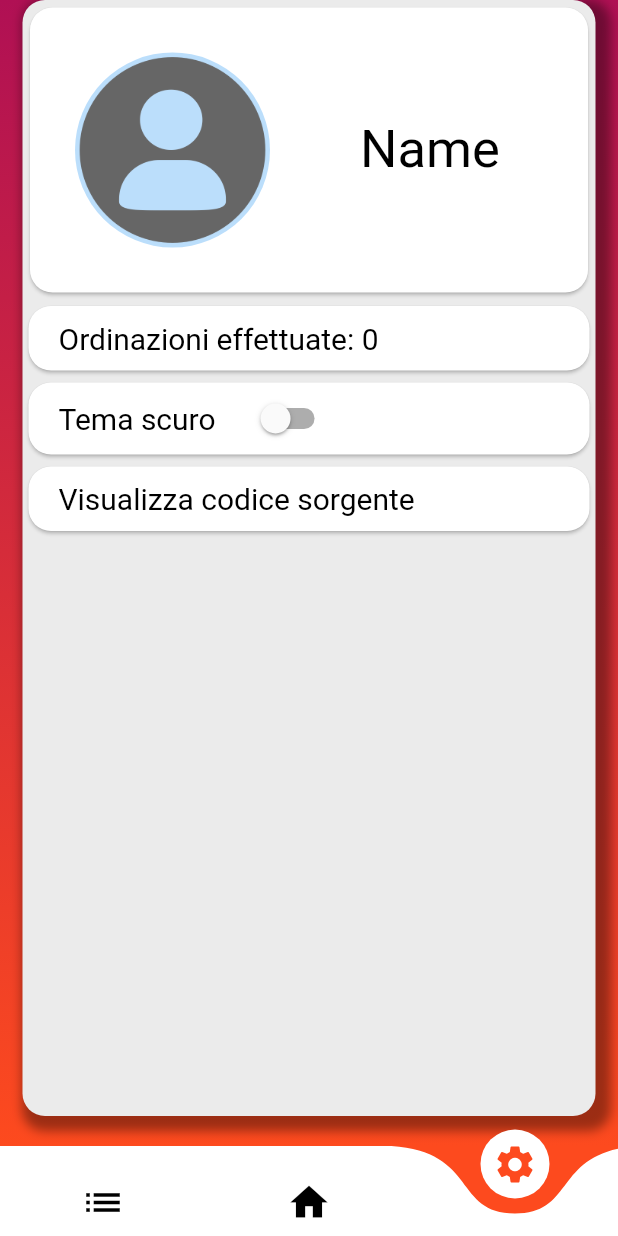
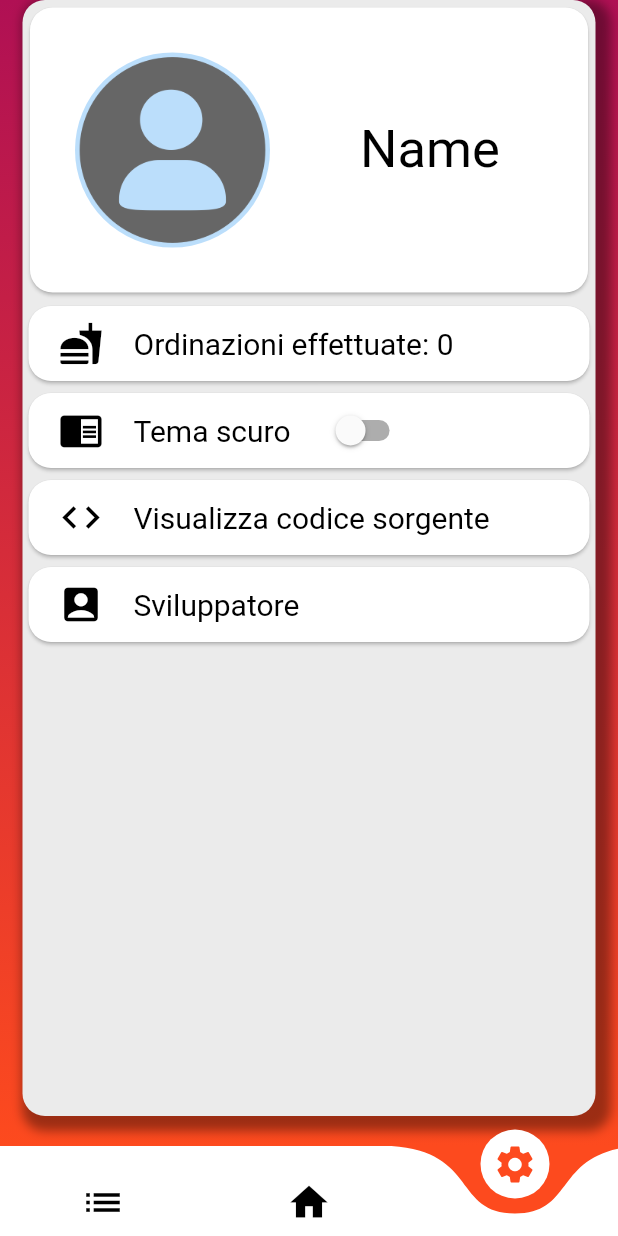
Before and after one commit to Il-Messia/PizzMe, a Flutter app: the screen it shows after launch, item 3 of the bottom bar chosen, on a phone screen of 412 x 824 dp. Run offline on Flutter 3.47's test engine with Material 2 defaults, Android fonts, the phone set to English and light mode, and no system bars; drawn by our look-alikes of curved_navigation_bar; our stand-ins replace rflutter_alert, shared_preferences; missing offline and left inert: gradient_text, swipedetector.

Commit message:
end setting page

```diff
--- a/lib/pages/settingPage.dart
+++ b/lib/pages/settingPage.dart
@@ -2,6 +2,7 @@ import 'package:flutter/material.dart';
 import 'package:flutter/services.dart';
 import 'package:pizzme/res/colori.dart';
 import 'package:pizzme/res/values.dart';
+import 'package:rflutter_alert/rflutter_alert.dart';
 import 'package:shared_preferences/shared_preferences.dart';
 import 'package:url_launcher/url_launcher.dart';
 
@@ -21,21 +22,7 @@ class _SettingPageState extends State<SettingPage> {
     super.initState();
   }
 
-  Future<bool> _getIntFromShared() async{
-    final shared = await SharedPreferences.getInstance();
-    final result = shared.getBool(values.getKeyTheme());
-    if(result == null){
-      print("First time startUp");
-      this.setDefaultTheme();
-    }else{
-      setState(() {
-        Colori.darkTheme = result;
-      });
-    }
-    return result;
-  }
-
-  Future<void> setDefaultTheme() async{
+  Future<void> setDefaultTheme() async {
     final shared = await SharedPreferences.getInstance();
     await shared.setBool(values.getKeyTheme(), false);
     setState(() {
@@ -43,7 +30,7 @@ class _SettingPageState extends State<SettingPage> {
     });
   }
 
-  Future<void> setDarkTheme() async{
+  Future<void> setDarkTheme() async {
     final shared = await SharedPreferences.getInstance();
     await shared.setBool(values.getKeyTheme(), true);
     setState(() {
@@ -51,20 +38,61 @@ class _SettingPageState extends State<SettingPage> {
     });
   }
 
+  void _showAlert() {
+    var alertStyle = AlertStyle(
+        backgroundColor: Colori.darkTheme
+            ? Colori.darkThemePrimaryColorDark
+            : Colori.lightThemePrimaryColorLight,
+        animationType: AnimationType.fromBottom,
+        alertBorder: RoundedRectangleBorder(
+            borderRadius: BorderRadius.circular(25.0),
+            side: BorderSide(
+                color: Colori.darkTheme
+                    ? Colori.darkThemePrimaryColorDark
+                    : Colori.lightThemePrimaryColorLight)),
+        titleStyle:
+            TextStyle(color: Colori.darkTheme ? Colors.white : Colors.black),
+        descStyle:
+            TextStyle(color: Colori.darkTheme ? Colors.white : Colors.black));
+    Alert(
+      context: context,
+      type: AlertType.warning,
+      title: "ATTENZIONE",
+      style: alertStyle,
+      desc:
+          "E' consigliato riavviare l'app o cambiare schermata per godere al massimo il tema!",
+      buttons: [
+        DialogButton(
+          child: Text(
+            "Okay",
+            style: TextStyle(color: Colors.white, fontSize: 20),
+          ),
+          onPressed: () => Navigator.pop(context),
+          gradient: LinearGradient(
+              colors: [Colori.startGradient, Colori.endGradient]),
+          width: 120,
+        )
+      ],
+    ).show();
+  }
+
   @override
   Widget build(BuildContext context) {
     SystemChrome.setSystemUIOverlayStyle(SystemUiOverlayStyle(
-      systemNavigationBarColor: Colori.darkTheme ? Colori.darkThemePrimaryColorDark:  Colori.lightThemePrimaryColorLight,
-      systemNavigationBarIconBrightness: Colori.darkTheme ? Brightness.light : Brightness.dark,
-      statusBarIconBrightness: Colori.darkTheme ? Brightness.light : Brightness.dark,
+      systemNavigationBarColor: Colori.darkTheme
+          ? Colori.darkThemePrimaryColorDark
+          : Colori.lightThemePrimaryColorLight,
+      systemNavigationBarIconBrightness:
+          Colori.darkTheme ? Brightness.light : Brightness.dark,
+      statusBarIconBrightness:
+          Colori.darkTheme ? Brightness.light : Brightness.dark,
     ));
     return Container(
-      margin: new EdgeInsets.only(
-          left: 15.0,
-          right: 15.0,
-          bottom: 20.0),
+      margin: new EdgeInsets.only(left: 15.0, right: 15.0, bottom: 20.0),
       decoration: new BoxDecoration(
-          color: Colori.darkTheme ? Colori.darkThemePrimaryColorMedium:  Colori.lightThemePrimaryColorDark,
+          color: Colori.darkTheme
+              ? Colori.darkThemePrimaryColorMedium
+              : Colori.lightThemePrimaryColorDark,
           borderRadius: new BorderRadius.all(Radius.circular(15.0)),
           boxShadow: [
             new BoxShadow(
@@ -80,8 +108,11 @@ class _SettingPageState extends State<SettingPage> {
               shape: RoundedRectangleBorder(
                 borderRadius: BorderRadius.circular(15.0),
               ),
-              margin: new EdgeInsets.only(top: 5.0, left : 5.0, right: 5.0, bottom: 5.0),
-              color: Colori.darkTheme ? Colori.darkThemePrimaryColorLight:  Colori.lightThemePrimaryColorLight,
+              margin: new EdgeInsets.only(
+                  top: 5.0, left: 5.0, right: 5.0, bottom: 5.0),
+              color: Colori.darkTheme
+                  ? Colori.darkThemePrimaryColorLight
+                  : Colori.lightThemePrimaryColorLight,
               child: Row(
                 children: <Widget>[
                   Column(
@@ -105,7 +136,9 @@ class _SettingPageState extends State<SettingPage> {
                             textAlign: TextAlign.center,
                             style: new TextStyle(
                               fontSize: 35.0,
-                              color: Colori.darkTheme ? Colors.white:Colors.black,
+                              color: Colori.darkTheme
+                                  ? Colors.white
+                                  : Colors.black,
                               fontFamily: 'Roboto',
                             ),
                           ),
@@ -120,9 +153,25 @@ class _SettingPageState extends State<SettingPage> {
               shape: RoundedRectangleBorder(
                 borderRadius: BorderRadius.circular(15.0),
               ),
-              color: Colori.darkTheme ? Colori.darkThemePrimaryColorLight:  Colori.lightThemePrimaryColorLight,
+              color: Colori.darkTheme
+                  ? Colori.darkThemePrimaryColorLight
+                  : Colori.lightThemePrimaryColorLight,
               child: Row(
                 children: <Widget>[
+                  Column(
+                    children: <Widget>[
+                      Container(
+                          margin: new EdgeInsets.only(
+                              top: 10.0, left: 20.0, bottom: 10.0),
+                          child: Icon(
+                            Icons.fastfood,
+                            color: Colori.darkTheme
+                                ? Colors.white
+                                : Colors.black,
+                            size: 30.0,
+                          )),
+                    ],
+                  ),
                   Column(
                     children: <Widget>[
                       Container(
@@ -132,7 +181,8 @@ class _SettingPageState extends State<SettingPage> {
                           'Ordinazioni effettuate: $_ordinazioni',
                           style: new TextStyle(
                             fontSize: 20.0,
-                            color: Colori.darkTheme ? Colors.white:Colors.black,
+                            color:
+                                Colori.darkTheme ? Colors.white : Colors.black,
                             fontFamily: 'Roboto',
                           ),
                         ),
@@ -146,9 +196,25 @@ class _SettingPageState extends State<SettingPage> {
               shape: RoundedRectangleBorder(
                 borderRadius: BorderRadius.circular(15.0),
               ),
-              color: Colori.darkTheme ? Colori.darkThemePrimaryColorLight:  Colori.lightThemePrimaryColorLight,
+              color: Colori.darkTheme
+                  ? Colori.darkThemePrimaryColorLight
+                  : Colori.lightThemePrimaryColorLight,
               child: Row(
                 children: <Widget>[
+                  Column(
+                    children: <Widget>[
+                      Container(
+                          margin: new EdgeInsets.only(
+                              top: 10.0, left: 20.0, bottom: 10.0),
+                          child: Icon(
+                            Icons.chrome_reader_mode,
+                            color: Colori.darkTheme
+                                ? Colors.white
+                                : Colors.black,
+                            size: 30.0,
+                          )),
+                    ],
+                  ),
                   Column(
                     children: <Widget>[
                       Container(
@@ -158,7 +224,8 @@ class _SettingPageState extends State<SettingPage> {
                           'Tema scuro',
                           style: new TextStyle(
                             fontSize: 20.0,
-                            color: Colori.darkTheme ? Colors.white:Colors.black,
+                            color:
+                                Colori.darkTheme ? Colors.white : Colors.black,
                             fontFamily: 'Roboto',
                           ),
                         ),
@@ -172,10 +239,12 @@ class _SettingPageState extends State<SettingPage> {
                           child: Switch(
                             value: Colori.darkTheme,
                             onChanged: (value) {
-                              if(value){
+                              if (value) {
                                 this.setDarkTheme();
-                              }else{
+                                this._showAlert();
+                              } else {
                                 this.setDefaultTheme();
+                                this._showAlert();
                               }
                             },
                             activeTrackColor: Colori.startGradient,
@@ -190,9 +259,25 @@ class _SettingPageState extends State<SettingPage> {
               shape: RoundedRectangleBorder(
                 borderRadius: BorderRadius.circular(15.0),
               ),
-              color: Colori.darkTheme ? Colori.darkThemePrimaryColorLight:  Colori.lightThemePrimaryColorLight,
+              color: Colori.darkTheme
+                  ? Colori.darkThemePrimaryColorLight
+                  : Colori.lightThemePrimaryColorLight,
               child: Row(
                 children: <Widget>[
+                  Column(
+                    children: <Widget>[
+                      Container(
+                          margin: new EdgeInsets.only(
+                              top: 10.0, left: 20.0, bottom: 10.0),
+                          child: Icon(
+                            Icons.code,
+                            color: Colori.darkTheme
+                                ? Colors.white
+                                : Colors.black,
+                            size: 30.0,
+                          )),
+                    ],
+                  ),
                   Column(
                     children: <Widget>[
                       Container(
@@ -203,13 +288,68 @@ class _SettingPageState extends State<SettingPage> {
                           width: 300.0,
                           child: GestureDetector(
                             onTap: () {
-                              _launchURL();
+                              _launchURL(values.codeUrl);
                             },
                             child: Text(
                               'Visualizza codice sorgente',
                               style: new TextStyle(
-                                color: Colori.darkTheme ? Colors.white:Colors.black,
-                                  fontSize: 20.0, fontFamily: 'Roboto'),
+                                  color: Colori.darkTheme
+                                      ? Colors.white
+                                      : Colors.black,
+                                  fontSize: 20.0,
+                                  fontFamily: 'Roboto'),
+                            ),
+                          ),
+                        )),
+                      ),
+                    ],
+                  )
+                ],
+              ),
+            ),
+            Card(
+              shape: RoundedRectangleBorder(
+                borderRadius: BorderRadius.circular(15.0),
+              ),
+              color: Colori.darkTheme
+                  ? Colori.darkThemePrimaryColorLight
+                  : Colori.lightThemePrimaryColorLight,
+              child: Row(
+                children: <Widget>[
+                  Column(
+                    children: <Widget>[
+                      Container(
+                          margin: new EdgeInsets.only(
+                              top: 10.0, left: 20.0, bottom: 10.0),
+                          child: Icon(
+                            Icons.account_box,
+                            color: Colori.darkTheme
+                                ? Colors.white
+                                : Colors.black,
+                            size: 30.0,
+                          )),
+                    ],
+                  ),
+                  Column(
+                    children: <Widget>[
+                      Container(
+                        margin: new EdgeInsets.only(
+                            top: 10.0, left: 20.0, bottom: 10.0),
+                        child: Center(
+                            child: SizedBox(
+                          width: 300.0,
+                          child: GestureDetector(
+                            onTap: () {
+                              _launchURL(values.developerUrl);
+                            },
+                            child: Text(
+                              'Sviluppatore',
+                              style: new TextStyle(
+                                  color: Colori.darkTheme
+                                      ? Colors.white
+                                      : Colors.black,
+                                  fontSize: 20.0,
+                                  fontFamily: 'Roboto'),
                             ),
                           ),
                         )),
@@ -225,8 +365,7 @@ class _SettingPageState extends State<SettingPage> {
     );
   }
 
-  _launchURL() async {
-    const url = 'https://github.com/Il-Messia/PizzMe';
+  _launchURL(url) async {
     if (await canLaunch(url)) {
       print("Opening url");
       await launch(url);
--- a/lib/res/values.dart
+++ b/lib/res/values.dart
@@ -1,6 +1,9 @@
 class Values{
 
   String _keyTheme = "THEME";
+
+  String developerUrl = "https://www.instagram.com/__theexecutioner__";
+  String codeUrl = "https://github.com/Il-Messia/PizzMe";
 
   double _androidStatusBarHeigth = 25.0;
   double _navBarHeigth = 60.0;
--- a/pubspec.yaml
+++ b/pubspec.yaml
@@ -30,6 +30,7 @@ dependencies:
   shared_preferences: ^0.5.6
   firebase_auth: ^0.15.3+1
   cloud_firestore: ^0.13.0+1
+  rflutter_alert: ^1.0.3
 
 dev_dependencies:
   flutter_test:
```
Also changed, not shown: pubspec.lock.
